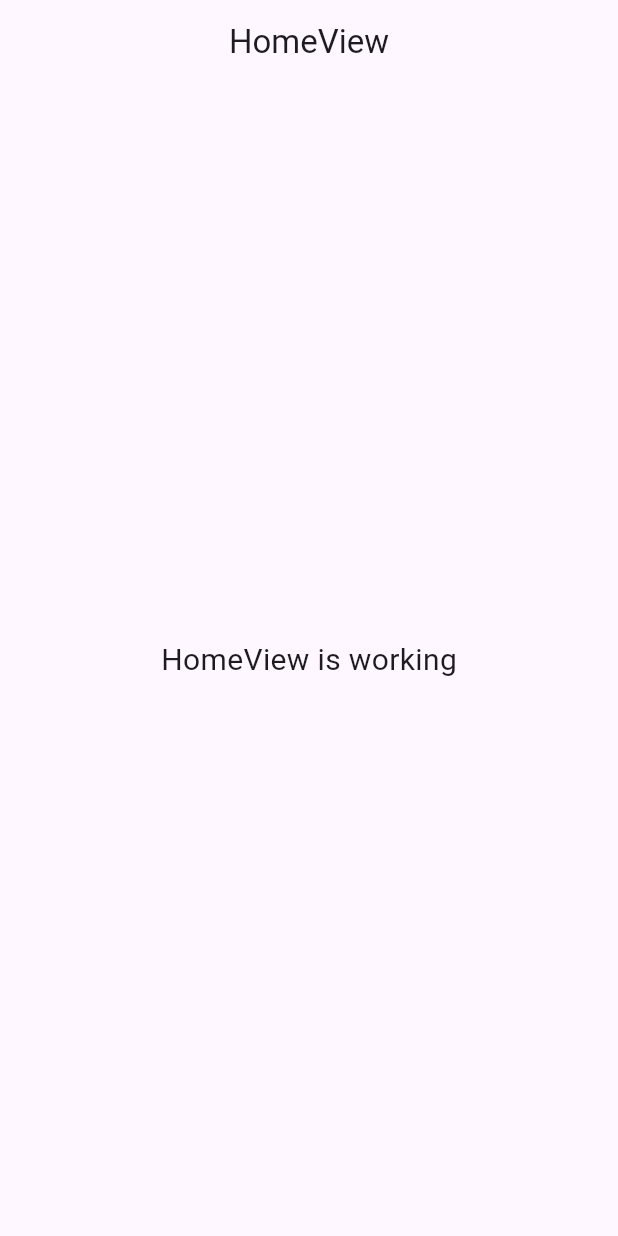
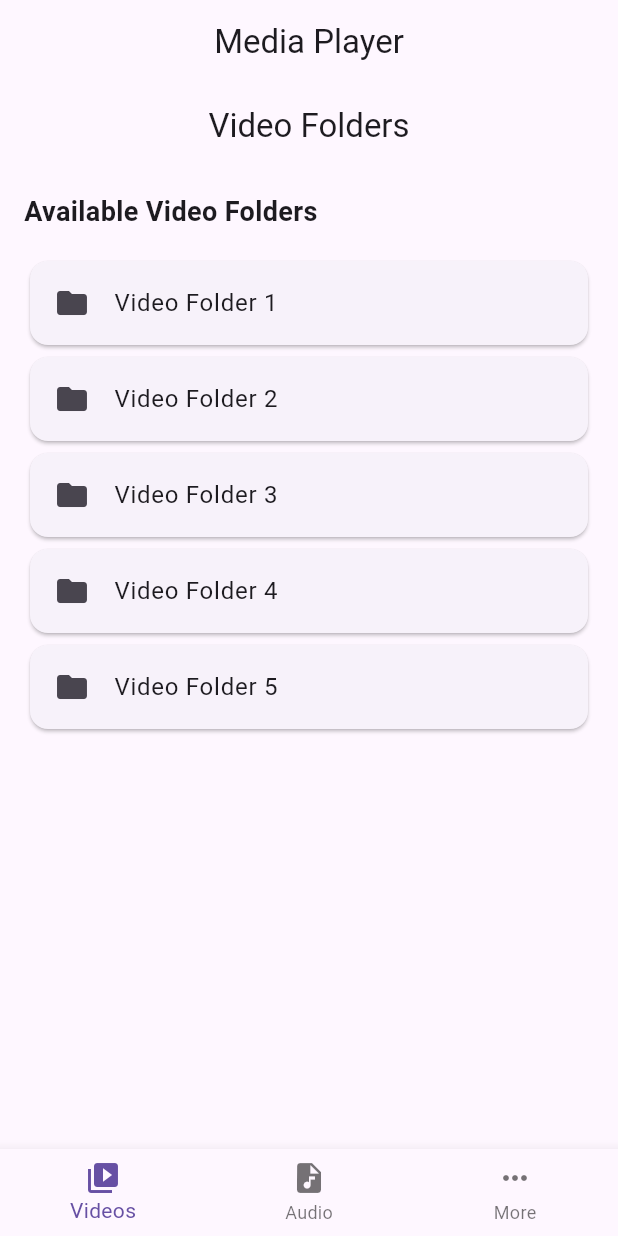
Before and after one commit to osskingdom/aiplayer, a Flutter app: the screen it shows after launch, on a phone screen of 412 x 824 dp. Run offline on Flutter 3.47's test engine with Material 3 defaults, Android fonts, the phone set to English and light mode, and no system bars; our stand-ins replace get.

Commit message:
Implemented bottom navigation and basic UI for Video, Audio, and More pages

```diff
--- a/lib/app/modules/home/controllers/home_controller.dart
+++ b/lib/app/modules/home/controllers/home_controller.dart
@@ -1,3 +1,9 @@
 import 'package:get/get.dart';
 
-class HomeController extends GetxController {}
+class HomeController extends GetxController {
+  final RxInt currentIndex = 0.obs;
+
+  void changePage(int index) {
+    currentIndex.value = index;
+  }
+}
--- a/lib/app/modules/home/views/home_view.dart
+++ b/lib/app/modules/home/views/home_view.dart
@@ -1,24 +1,50 @@
 import 'package:flutter/material.dart';
-
 import 'package:get/get.dart';
-
 import '../controllers/home_controller.dart';
+import '../../video/views/video_view.dart';
+import '../../audio/views/audio_view.dart';
+import '../../more/views/more_view.dart';
 
 class HomeView extends GetView<HomeController> {
   const HomeView({super.key});
+
   @override
   Widget build(BuildContext context) {
     return Scaffold(
       appBar: AppBar(
-        title: const Text('HomeView'),
+        title: const Text('Media Player'),
         centerTitle: true,
       ),
-      body: const Center(
-        child: Text(
-          'HomeView is working',
-          style: TextStyle(fontSize: 20),
-        ),
-      ),
+      body: Obx(() {
+        switch (controller.currentIndex.value) {
+          case 0:
+            return const VideoView();
+          case 1:
+            return const AudioView();
+          case 2:
+            return const MoreView();
+          default:
+            return const VideoView();
+        }
+      }),
+      bottomNavigationBar: Obx(() => BottomNavigationBar(
+        currentIndex: controller.currentIndex.value,
+        onTap: (index) => controller.changePage(index),
+        items: const [
+          BottomNavigationBarItem(
+            icon: Icon(Icons.video_library),
+            label: 'Videos',
+          ),
+          BottomNavigationBarItem(
+            icon: Icon(Icons.audio_file),
+            label: 'Audio',
+          ),
+          BottomNavigationBarItem(
+            icon: Icon(Icons.more_horiz),
+            label: 'More',
+          ),
+        ],
+      )),
     );
   }
 }
--- /dev/null
+++ b/lib/app/modules/video/views/video_view.dart
@@ -0,0 +1,46 @@
+import 'package:flutter/material.dart';
+import 'package:get/get.dart';
+import '../controllers/video_controller.dart';
+
+class VideoView extends GetView<VideoController> {
+  const VideoView({Key? key}) : super(key: key);
+
+  @override
+  Widget build(BuildContext context) {
+    return Scaffold(
+      appBar: AppBar(
+        title: const Text('Video Folders'),
+        centerTitle: true,
+      ),
+      body: Padding(
+        padding: const EdgeInsets.all(16.0),
+        child: Column(
+          crossAxisAlignment: CrossAxisAlignment.start,
+          children: [
+            const Text(
+              'Available Video Folders',
+              style: TextStyle(fontSize: 18, fontWeight: FontWeight.bold),
+            ),
+            const SizedBox(height: 16),
+            Expanded(
+              child: ListView.builder(
+                itemCount: 5, // Placeholder for actual folder count
+                itemBuilder: (context, index) {
+                  return Card(
+                    child: ListTile(
+                      leading: const Icon(Icons.folder),
+                      title: Text('Video Folder ${index + 1}'),
+                      onTap: () {
+                        // TODO: Handle folder tap
+                      },
+                    ),
+                  );
+                },
+              ),
+            ),
+          ],
+        ),
+      ),
+    );
+  }
+}
--- a/lib/app/routes/app_pages.dart
+++ b/lib/app/routes/app_pages.dart
@@ -1,7 +1,13 @@
 import 'package:get/get.dart';
 
+import '../modules/audio/bindings/audio_binding.dart';
+import '../modules/audio/views/audio_view.dart';
 import '../modules/home/bindings/home_binding.dart';
 import '../modules/home/views/home_view.dart';
+import '../modules/more/bindings/more_binding.dart';
+import '../modules/more/views/more_view.dart';
+import '../modules/video/bindings/video_binding.dart';
+import '../modules/video/views/video_view.dart';
 
 part 'app_routes.dart';
 
@@ -16,5 +22,20 @@ class AppPages {
       page: () => const HomeView(),
       binding: HomeBinding(),
     ),
+    GetPage(
+      name: _Paths.VIDEO,
+      page: () => const VideoView(),
+      binding: VideoBinding(),
+    ),
+    GetPage(
+      name: _Paths.AUDIO,
+      page: () => const AudioView(),
+      binding: AudioBinding(),
+    ),
+    GetPage(
+      name: _Paths.MORE,
+      page: () => const MoreView(),
+      binding: MoreBinding(),
+    ),
   ];
 }
--- a/lib/app/routes/app_routes.dart
+++ b/lib/app/routes/app_routes.dart
@@ -4,9 +4,15 @@ part of 'app_pages.dart';
 abstract class Routes {
   Routes._();
   static const HOME = _Paths.HOME;
+  static const VIDEO = _Paths.VIDEO;
+  static const AUDIO = _Paths.AUDIO;
+  static const MORE = _Paths.MORE;
 }
 
 abstract class _Paths {
   _Paths._();
   static const HOME = '/home';
+  static const VIDEO = '/video';
+  static const AUDIO = '/audio';
+  static const MORE = '/more';
 }
```
Also changed, not shown: lib/app/modules/audio/bindings/audio_binding.dart (added, +12 -0 lines), lib/app/modules/audio/controllers/audio_controller.dart (added, +23 -0 lines), lib/app/modules/audio/views/audio_view.dart (added, +46 -0 lines), lib/app/modules/more/bindings/more_binding.dart (added, +12 -0 lines), lib/app/modules/more/controllers/more_controller.dart (added, +23 -0 lines), lib/app/modules/more/views/more_view.dart (added, +52 -0 lines), lib/app/modules/video/bindings/video_binding.dart (added, +12 -0 lines), lib/app/modules/video/controllers/video_controller.dart (added, +23 -0 lines).
